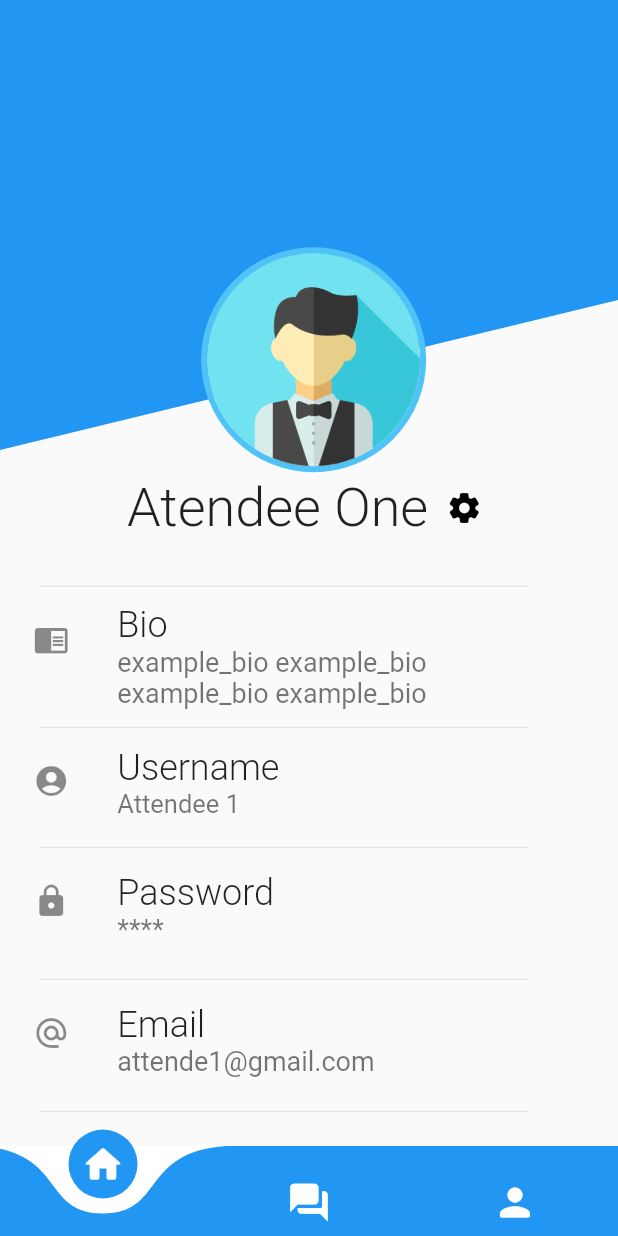
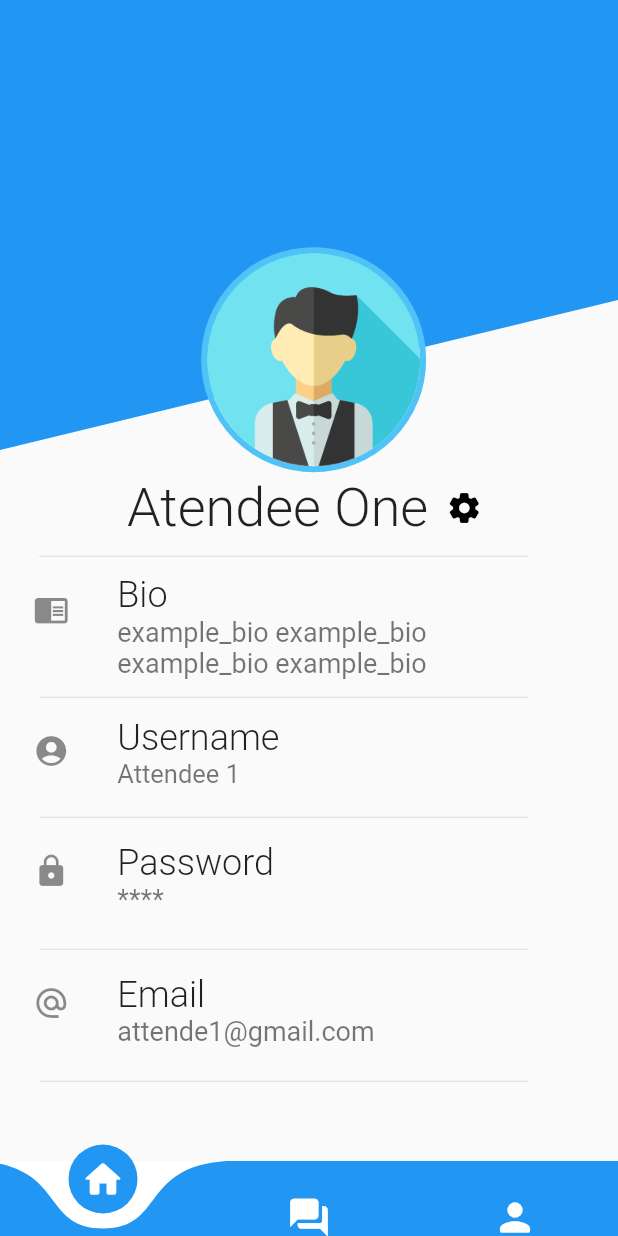
Before and after one commit to FEUP-ESOF-2020-21/open-cx-t1g1-ploggers, a Flutter app: the screen it shows after launch, swiped to page 3, on a phone screen of 412 x 824 dp. Run offline on Flutter 3.47's test engine with Material 2 defaults, Android fonts, the phone set to English and light mode, and no system bars; drawn by our look-alikes of curved_navigation_bar.

Commit message:
Fixed an overflow bug with the NavBar and Profile Page

```diff
--- a/src/asquestions/lib/view/controller/NavigatorPage.dart
+++ b/src/asquestions/lib/view/controller/NavigatorPage.dart
@@ -44,7 +44,7 @@ class _NavigatorPageState extends State<NavigatorPage> {
         backgroundColor: Colors.white,
         buttonBackgroundColor: Colors.blue,
         animationDuration: Duration(milliseconds: 300),
-        height: 60,
+        height: 50,
         onTap: (int index) {
           setState(() {
             _currentIndex = index;
--- a/src/asquestions/lib/view/pages/UserProfilePage.dart
+++ b/src/asquestions/lib/view/pages/UserProfilePage.dart
@@ -25,18 +25,15 @@ class _UserProfilePageState extends State<UserProfilePage> {
             clipper: MyCustomClipper(),
             child: Container(
               height: 300,
-              //color: Colors.transparent,
               decoration: new BoxDecoration(
                   color: Colors.blue)
             ),
           ),
           Container(
-            //height: size.hei,
             padding: EdgeInsets.only(
                 left: size.width * 0.015, top: size.height * 0.2),
             child: Column(
               children: <Widget>[
-                //alignment: Alignment.,
                 Container(
                   height: 150,
                   width: 150,
@@ -75,7 +72,7 @@ class _UserProfilePageState extends State<UserProfilePage> {
     return Column(
       children: <Widget>[
         Padding(
-          padding: EdgeInsets.only(top: 20, right: 10), //use size later
+          padding: EdgeInsets.only(right: 10), //use size later
           child: Column(children: <Widget>[
             Divider(indent: 20, endIndent: 50),
             ListTile(
```
